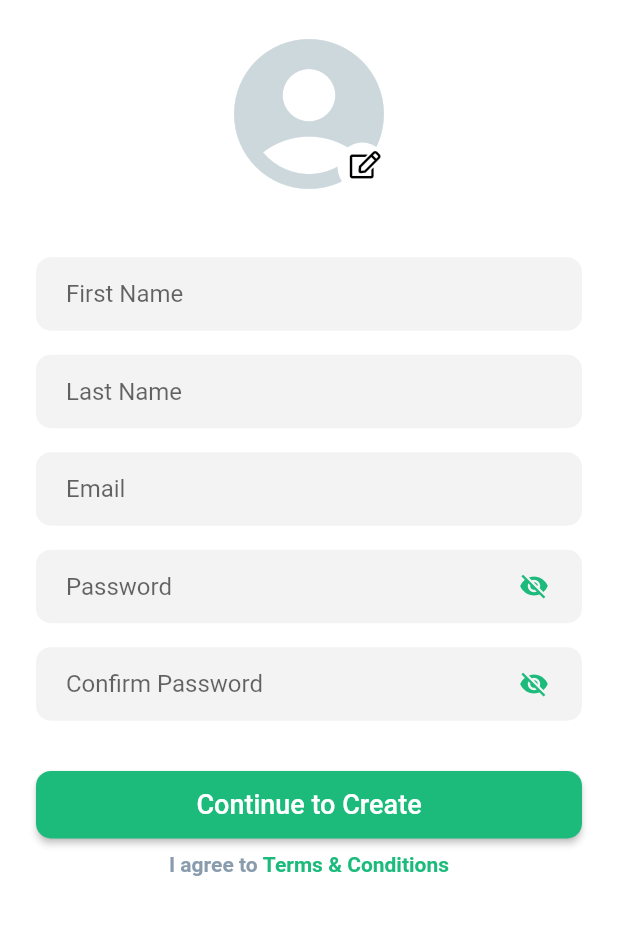
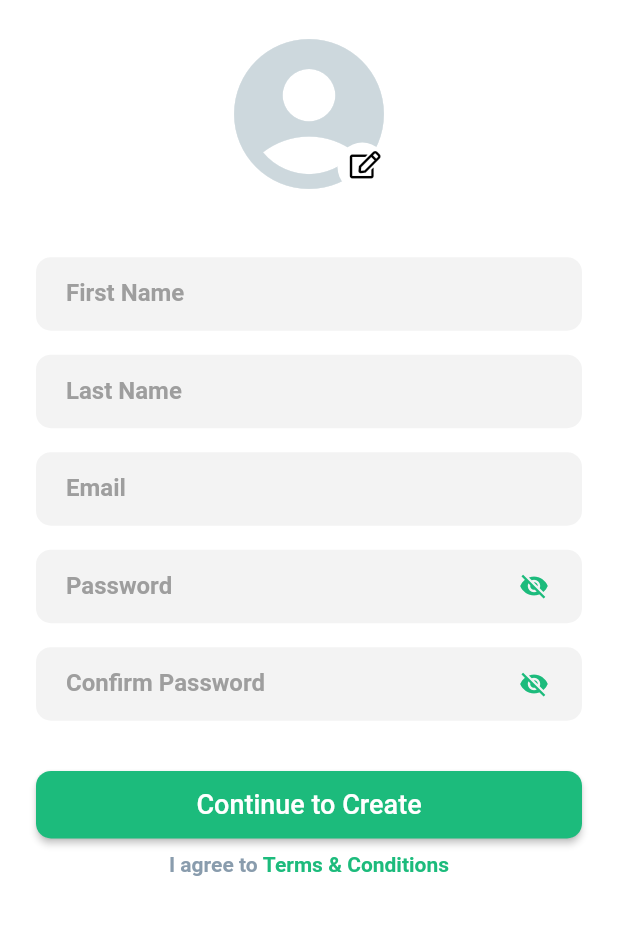
Before and after one commit to mdkamrulislam-web/spagreen_internship_tasks, a Flutter app: the screen it shows after launch, after a tap on "Sign In", after a tap on "Sign Up", on a phone screen of 412 x 824 dp, the part 120-1055 px from its top. Run offline on Flutter 3.47's test engine with Material 2 defaults, Android fonts, the phone set to English and light mode, and no system bars; our stand-ins replace firebase_auth, firebase_core, font_awesome_flutter, get, image_picker; missing offline and left inert: animator; accounts and stored records are empty.

Commit message:
29th Commit - 15th November 2021

```diff
--- a/lib/design_tasks/task_4_&_task_6/constants/firebase_constants.dart
+++ b/lib/design_tasks/task_4_&_task_6/constants/firebase_auth_constants.dart
@@ -1,6 +1,9 @@
 import 'package:firebase_auth/firebase_auth.dart';
 import 'package:firebase_core/firebase_core.dart';
+import 'package:login_signup_page_flutter/design_tasks/task_4_&_task_6/controllers/auth_controller.dart';
 
 final Future<FirebaseApp> firebaseInitilization = Firebase.initializeApp();
 
 FirebaseAuth auth = FirebaseAuth.instance;
+
+AuthController authController = AuthController.instance;
--- a/lib/design_tasks/task_4_&_task_6/controllers/auth_controller.dart
+++ b/lib/design_tasks/task_4_&_task_6/controllers/auth_controller.dart
@@ -1,17 +1,20 @@
 import 'package:firebase_auth/firebase_auth.dart';
-import 'package:flutter/material.dart';
 import 'package:get/get.dart';
-import 'package:login_signup_page_flutter/design_tasks/task_4_&_task_6/constants/firebase_constants.dart';
+import 'package:login_signup_page_flutter/design_tasks/task_4_&_task_6/constants/firebase_auth_constants.dart';
 import 'package:login_signup_page_flutter/design_tasks/task_4_&_task_6/screens/home_screen.dart';
 import 'package:login_signup_page_flutter/design_tasks/task_4_&_task_6/screens/login_page/login_screen.dart';
+// import 'package:login_signup_page_flutter/design_tasks/task_4_&_task_6/screens/signup_page/signup_screen.dart';
 
 class AuthController extends GetxController {
   late Rx<User?> firebaseUser;
+  static AuthController instance = Get.find<AuthController>();
 
   @override
   void onReady() {
     super.onReady();
     firebaseUser = Rx<User?>(auth.currentUser);
+
+    firebaseUser.bindStream(auth.userChanges());
 
     ever(firebaseUser, _setInitialScreen);
   }
@@ -19,8 +22,32 @@ class AuthController extends GetxController {
   _setInitialScreen(User? user) {
     if (user == null) {
       Get.offAll(() => const LoginScreen());
+      // SignupScreen());
     } else {
       Get.offAll(() => const HomeScreen());
     }
   }
+
+  Future<void> register(String email, String password) async {
+    try {
+      await auth.createUserWithEmailAndPassword(
+          email: email, password: password);
+    } catch (e) {
+      // ignore: avoid_print
+      print(e.toString());
+    }
+  }
+
+  Future<void> login(String email, String password) async {
+    try {
+      await auth.signInWithEmailAndPassword(email: email, password: password);
+    } catch (e) {
+      // ignore: avoid_print
+      print(e.toString());
+    }
+  }
+
+  Future<void> logout() async {
+    await auth.signOut();
+  }
 }
--- a/lib/design_tasks/task_4_&_task_6/screens/home_screen.dart
+++ b/lib/design_tasks/task_4_&_task_6/screens/home_screen.dart
@@ -1,4 +1,5 @@
 import 'package:flutter/material.dart';
+import 'package:login_signup_page_flutter/design_tasks/task_4_&_task_6/constants/firebase_auth_constants.dart';
 
 class HomeScreen extends StatefulWidget {
   const HomeScreen({Key? key}) : super(key: key);
@@ -16,6 +17,14 @@ class _HomeScreenState extends State<HomeScreen> {
       appBar: AppBar(
         title: const Text("Welcome"),
         centerTitle: true,
+        actions: [
+          IconButton(
+            onPressed: () {
+              authController.logout();
+            },
+            icon: const Icon(Icons.logout),
+          ),
+        ],
       ),
       body: Center(
         child: Padding(
@@ -54,7 +63,7 @@ class _HomeScreenState extends State<HomeScreen> {
               ActionChip(
                 label: const Text('Logout'),
                 onPressed: () {
-                  Navigator.pop(context);
+                  // Navigator.pop(context);
                   // ignore: avoid_print
                   print('Logging Out');
                 },
--- a/lib/design_tasks/task_4_&_task_6/screens/login_page/login_screen.dart
+++ b/lib/design_tasks/task_4_&_task_6/screens/login_page/login_screen.dart
@@ -1,6 +1,7 @@
 import 'package:flutter/material.dart';
+import 'package:login_signup_page_flutter/design_tasks/task_4_&_task_6/constants/firebase_auth_constants.dart';
+import 'package:login_signup_page_flutter/design_tasks/task_4_&_task_6/screens/home_screen.dart';
 import 'package:login_signup_page_flutter/design_tasks/task_4_&_task_6/screens/login_page/forgot_password_screen.dart';
-import 'package:login_signup_page_flutter/design_tasks/task_4_&_task_6/screens/phone_number_page/phone_number_screen.dart';
 import 'package:login_signup_page_flutter/design_tasks/task_4_&_task_6/screens/signup_page/signup_screen.dart';
 
 class LoginScreen extends StatefulWidget {
@@ -21,12 +22,14 @@ class _LoginScreenState extends State<LoginScreen> {
   // * Editing Controller
   final TextEditingController emailController = TextEditingController();
   final TextEditingController passwordController = TextEditingController();
+
   @override
   Widget build(BuildContext context) {
     Size size = MediaQuery.of(context).size;
     double textFormFieldPadding = 8;
     // ! Email Field
     final emailField = TextFormField(
+      cursorColor: const Color(0xFF1cbb7c),
       decoration: InputDecoration(
         labelText: "Email",
         floatingLabelStyle: const TextStyle(
@@ -44,13 +47,17 @@ class _LoginScreenState extends State<LoginScreen> {
             color: Color(0xFF1cbb7c),
           ),
         ),
-        enabledBorder: OutlineInputBorder(
-          borderRadius: BorderRadius.circular(10),
-          borderSide: BorderSide(
-            width: 1,
-            color: const Color(0xFF1cbb7c).withOpacity(0.4),
-          ),
-        ),
+        // enabledBorder: OutlineInputBorder(
+        //   borderRadius: BorderRadius.circular(10),
+        //   borderSide: BorderSide(
+        //     width: 1,
+        //     color: const Color(0xFF1cbb7c).withOpacity(0.4),
+        //   ),
+        // ),
+        // prefixIcon: const Icon(
+        //   Icons.email,
+        //   color: Color(0xFF1cbb7c),
+        // ),
 
         border: OutlineInputBorder(
           borderRadius: BorderRadius.circular(10),
@@ -59,15 +66,6 @@ class _LoginScreenState extends State<LoginScreen> {
         contentPadding: const EdgeInsets.fromLTRB(20, 15, 20, 15),
         fillColor: const Color(0xFFf3f3f3),
         filled: true,
-        prefixIcon: const Icon(
-          Icons.email,
-          color: Color(0xFF1cbb7c),
-        ),
-        // hintText: 'Email',
-        // hintStyle: TextStyle(
-        //   color: Colors.grey.shade500,
-        //   fontWeight: FontWeight.w600,
-        // ),
       ),
       autofocus: false,
       controller: emailController,
@@ -89,6 +87,7 @@ class _LoginScreenState extends State<LoginScreen> {
     );
     // ! Password Field
     final passwordField = TextFormField(
+      cursorColor: const Color(0xFF1cbb7c),
       obscureText: _isHidden,
       decoration: InputDecoration(
         labelText: "Password",
@@ -107,13 +106,17 @@ class _LoginScreenState extends State<LoginScreen> {
             color: Color(0xFF1cbb7c),
           ),
         ),
-        enabledBorder: OutlineInputBorder(
-          borderRadius: BorderRadius.circular(10),
-          borderSide: BorderSide(
-            width: 1,
-            color: const Color(0xFF1cbb7c).withOpacity(0.4),
-          ),
-        ),
+        // enabledBorder: OutlineInputBorder(
+        //   borderRadius: BorderRadius.circular(10),
+        //   borderSide: BorderSide(
+        //     width: 1,
+        //     color: const Color(0xFF1cbb7c).withOpacity(0.4),
+        //   ),
+        // ),
+        // prefixIcon: const Icon(
+        //   Icons.password_sharp,
+        //   color: Color(0xFF1cbb7c),
+        // ),
         border: OutlineInputBorder(
           borderRadius: BorderRadius.circular(10),
           borderSide: BorderSide.none,
@@ -121,10 +124,7 @@ class _LoginScreenState extends State<LoginScreen> {
         contentPadding: const EdgeInsets.fromLTRB(20, 15, 20, 15),
         fillColor: const Color(0xFFf3f3f3),
         filled: true,
-        prefixIcon: const Icon(
-          Icons.password_sharp,
-          color: Color(0xFF1cbb7c),
-        ),
+
         suffixIcon: Padding(
           padding: const EdgeInsets.only(right: 16.0),
           child: InkWell(
@@ -160,11 +160,12 @@ class _LoginScreenState extends State<LoginScreen> {
     // ! Login Button
     final loginButton = ElevatedButton(
       onPressed: () {
-        // ignore: avoid_print
-        print("Loging In!");
-
         if (_formKey.currentState!.validate()) {
-          logIn(emailController.text, passwordController.text);
+          // logIn(emailController.text, passwordController.text);
+          authController.login(
+            emailController.text.trim(),
+            passwordController.text.trim(),
+          );
           ScaffoldMessenger.of(context).showSnackBar(
             const SnackBar(
               duration: Duration(seconds: 2),
@@ -330,11 +331,11 @@ class _LoginScreenState extends State<LoginScreen> {
     );
   }
 
-  void logIn(String email, String password) {
-    if (_formKey.currentState!.validate()) {
-      Navigator.pushNamed(context, PhoneNumberScreen.id);
-    }
-  }
+  // void logIn(String email, String password) {
+  //   if (_formKey.currentState!.validate()) {
+  //     Navigator.pushNamed(context, HomeScreen.id);
+  //   }
+  // }
 
   void _togglePasswordVisibility() {
     setState(() {
--- a/lib/design_tasks/task_4_&_task_6/screens/passcode_page/passcode_screen.dart
+++ b/lib/design_tasks/task_4_&_task_6/screens/passcode_page/passcode_screen.dart
@@ -1,6 +1,6 @@
 import 'package:flutter/material.dart';
 import 'package:animator/animator.dart';
-import 'package:login_signup_page_flutter/design_tasks/task_4_&_task_6/const.dart'
+import 'package:login_signup_page_flutter/design_tasks/task_4_&_task_6/constants/const.dart'
     as cons;
 import 'package:login_signup_page_flutter/design_tasks/task_4_&_task_6/models/display_data.dart';
 import 'package:login_signup_page_flutter/design_tasks/task_4_&_task_6/screens/home_screen.dart';
--- a/lib/design_tasks/task_4_&_task_6/screens/signup_page/signup_screen.dart
+++ b/lib/design_tasks/task_4_&_task_6/screens/signup_page/signup_screen.dart
@@ -4,7 +4,8 @@ import 'package:flutter/cupertino.dart';
 import 'package:flutter/material.dart';
 import 'package:font_awesome_flutter/font_awesome_flutter.dart';
 import 'package:image_picker/image_picker.dart';
-import 'package:login_signup_page_flutter/design_tasks/task_4_&_task_6/screens/phone_number_page/phone_number_screen.dart';
+import 'package:login_signup_page_flutter/design_tasks/task_4_&_task_6/constants/firebase_auth_constants.dart';
+import 'package:login_signup_page_flutter/design_tasks/task_4_&_task_6/screens/home_screen.dart';
 import 'package:login_signup_page_flutter/design_tasks/task_4_&_task_6/screens/signup_page/terms_conditions_screen.dart';
 import 'info_screen.dart';
 
@@ -40,7 +41,24 @@ class _SignupScreenState extends State<SignupScreen> {
     double textFormFieldPadding = 8;
     // ! First Name Field
     final firstNameField = TextFormField(
+      cursorColor: const Color(0xFF1cbb7c),
       decoration: InputDecoration(
+        labelText: "First Name",
+        floatingLabelStyle: const TextStyle(
+          color: Color(0xFF1cbb7c),
+          fontWeight: FontWeight.w600,
+        ),
+        labelStyle: TextStyle(
+          color: Colors.grey.shade500,
+          fontWeight: FontWeight.w600,
+        ),
+        focusedBorder: OutlineInputBorder(
+          borderRadius: BorderRadius.circular(10),
+          borderSide: const BorderSide(
+            width: 2,
+            color: Color(0xFF1cbb7c),
+          ),
+        ),
         border: OutlineInputBorder(
           borderRadius: BorderRadius.circular(10),
           borderSide: BorderSide.none,
@@ -48,7 +66,6 @@ class _SignupScreenState extends State<SignupScreen> {
         contentPadding: const EdgeInsets.fromLTRB(20, 15, 20, 15),
         fillColor: const Color(0xFFf3f3f3),
         filled: true,
-        hintText: "First Name",
       ),
       autofocus: false,
       controller: firstNameController,
@@ -70,7 +87,24 @@ class _SignupScreenState extends State<SignupScreen> {
     );
     // ! Last Name Field
     final lastNameField = TextFormField(
+      cursorColor: const Color(0xFF1cbb7c),
       decoration: InputDecoration(
+        labelText: "Last Name",
+        floatingLabelStyle: const TextStyle(
+          color: Color(0xFF1cbb7c),
+          fontWeight: FontWeight.w600,
+        ),
+        labelStyle: TextStyle(
+          color: Colors.grey.shade500,
+          fontWeight: FontWeight.w600,
+        ),
+        focusedBorder: OutlineInputBorder(
+          borderRadius: BorderRadius.circular(10),
+          borderSide: const BorderSide(
+            width: 2,
+            color: Color(0xFF1cbb7c),
+          ),
+        ),
         border: OutlineInputBorder(
           borderRadius: BorderRadius.circular(10),
           borderSide: BorderSide.none,
@@ -78,7 +112,6 @@ class _SignupScreenState extends State<SignupScreen> {
         contentPadding: const EdgeInsets.fromLTRB(20, 15, 20, 15),
         fillColor: const Color(0xFFf3f3f3),
         filled: true,
-        hintText: 'Last Name',
       ),
       autofocus: false,
       controller: lastNameController,
@@ -100,7 +133,24 @@ class _SignupScreenState extends State<SignupScreen> {
     );
     // ! Email Field
     final emailField = TextFormField(
+      cursorColor: const Color(0xFF1cbb7c),
       decoration: InputDecoration(
+        labelText: "Email",
+        floatingLabelStyle: const TextStyle(
+          color: Color(0xFF1cbb7c),
+          fontWeight: FontWeight.w600,
+        ),
+        labelStyle: TextStyle(
+          color: Colors.grey.shade500,
+          fontWeight: FontWeight.w600,
+        ),
+        focusedBorder: OutlineInputBorder(
+          borderRadius: BorderRadius.circular(10),
+          borderSide: const BorderSide(
+            width: 2,
+            color: Color(0xFF1cbb7c),
+          ),
+        ),
         border: OutlineInputBorder(
           borderRadius: BorderRadius.circular(10),
           borderSide: BorderSide.none,
@@ -108,7 +158,6 @@ class _SignupScreenState extends State<SignupScreen> {
         contentPadding: const EdgeInsets.fromLTRB(20, 15, 20, 15),
         fillColor: const Color(0xFFf3f3f3),
         filled: true,
-        hintText: 'Email',
       ),
       autofocus: false,
       controller: emailController,
@@ -130,8 +179,25 @@ class _SignupScreenState extends State<SignupScreen> {
     );
     // ! Password Field
     final passwordField = TextFormField(
+      cursorColor: const Color(0xFF1cbb7c),
       obscureText: _isHidden,
       decoration: InputDecoration(
+        labelText: "Password",
+        floatingLabelStyle: const TextStyle(
+          color: Color(0xFF1cbb7c),
+          fontWeight: FontWeight.w600,
+        ),
+        labelStyle: TextStyle(
+          color: Colors.grey.shade500,
+          fontWeight: FontWeight.w600,
+        ),
+        focusedBorder: OutlineInputBorder(
+          borderRadius: BorderRadius.circular(10),
+          borderSide: const BorderSide(
+            width: 2,
+            color: Color(0xFF1cbb7c),
+          ),
+        ),
         border: OutlineInputBorder(
           borderRadius: BorderRadius.circular(10),
           borderSide: BorderSide.none,
@@ -139,7 +205,6 @@ class _SignupScreenState extends State<SignupScreen> {
         contentPadding: const EdgeInsets.fromLTRB(20, 15, 20, 15),
         fillColor: const Color(0xFFf3f3f3),
         filled: true,
-        hintText: 'Password',
         suffixIcon: Padding(
           padding: const EdgeInsets.only(right: 16.0),
           child: InkWell(
@@ -175,8 +240,25 @@ class _SignupScreenState extends State<SignupScreen> {
     );
     // ! Confrim Password Field
     final confirmPassField = TextFormField(
+      cursorColor: const Color(0xFF1cbb7c),
       obscureText: _isConPassHidden,
       decoration: InputDecoration(
+        labelText: "Confirm Password",
+        floatingLabelStyle: const TextStyle(
+          color: Color(0xFF1cbb7c),
+          fontWeight: FontWeight.w600,
+        ),
+        labelStyle: TextStyle(
+          color: Colors.grey.shade500,
+          fontWeight: FontWeight.w600,
+        ),
+        focusedBorder: OutlineInputBorder(
+          borderRadius: BorderRadius.circular(10),
+          borderSide: const BorderSide(
+            width: 2,
+            color: Color(0xFF1cbb7c),
+          ),
+        ),
         border: OutlineInputBorder(
           borderRadius: BorderRadius.circular(10),
           borderSide: BorderSide.none,
@@ -184,7 +266,6 @@ class _SignupScreenState extends State<SignupScreen> {
         contentPadding: const EdgeInsets.fromLTRB(20, 15, 20, 15),
         fillColor: const Color(0xFFf3f3f3),
         filled: true,
-        hintText: 'Confirm Password',
         suffixIcon: Padding(
           padding: const EdgeInsets.only(right: 16.0),
           child: InkWell(
@@ -217,11 +298,12 @@ class _SignupScreenState extends State<SignupScreen> {
     // ! Sign Up Button
     final signUpButton = ElevatedButton(
       onPressed: () {
-        // ignore: avoid_print
-        print("Signing Up!");
-
         if (_formKey.currentState!.validate()) {
-          signUp(emailController.text, passwordController.text);
+          // signUp(emailController.text, passwordController.text);
+          authController.register(
+            emailController.text.trim(),
+            passwordController.text.trim(),
+          );
           ScaffoldMessenger.of(context).showSnackBar(
             const SnackBar(
               duration: Duration(seconds: 2),
@@ -560,9 +642,9 @@ class _SignupScreenState extends State<SignupScreen> {
     }
   }
 
-  void signUp(String email, String password) {
-    if (_formKey.currentState!.validate()) {
-      Navigator.pushNamed(context, PhoneNumberScreen.id);
-    }
-  }
+  // void signUp(String email, String password) {
+  //   if (_formKey.currentState!.validate()) {
+  //     Navigator.pushNamed(context, HomeScreen.id);
+  //   }
+  // }
 }
--- a/lib/design_tasks/task_4_&_task_6/widgets/background_widget.dart
+++ b/lib/design_tasks/task_4_&_task_6/widgets/background_widget.dart
@@ -1,6 +1,6 @@
 import 'package:flutter/material.dart';
 import 'dart:ui';
-import 'package:login_signup_page_flutter/design_tasks/task_4_&_task_6/const.dart'
+import 'package:login_signup_page_flutter/design_tasks/task_4_&_task_6/constants/const.dart'
     as cons;
 
 class BackgroundWidget extends StatelessWidget {
--- a/lib/main.dart
+++ b/lib/main.dart
@@ -1,10 +1,12 @@
 import 'package:flutter/material.dart';
 import 'package:flutter/services.dart';
+import 'package:get/get.dart';
 import 'package:login_signup_page_flutter/back_end_tasks/back_end_tasks_contents.dart';
 import 'package:login_signup_page_flutter/back_end_tasks/simple_list_data_call_task1/simple_list_data_call.dart';
 import 'package:login_signup_page_flutter/chapters.dart';
 import 'package:login_signup_page_flutter/design_tasks/design_tasks.dart';
 import 'package:login_signup_page_flutter/design_tasks/task_1_card_design/cards_list.dart';
+import 'package:login_signup_page_flutter/design_tasks/task_4_&_task_6/controllers/auth_controller.dart';
 import 'package:login_signup_page_flutter/design_tasks/task_4_&_task_6/screens/home_screen.dart';
 import 'package:login_signup_page_flutter/design_tasks/task_1_card_design/restaurant_card_design.dart';
 import 'package:login_signup_page_flutter/design_tasks/task_1_card_design/datamodels/restarunt_model.dart';
@@ -17,7 +19,15 @@ import 'package:login_signup_page_flutter/design_tasks/task_4_&_task_6/screens/s
 import 'package:login_signup_page_flutter/design_tasks/task_4_&_task_6/screens/secure_code_page/secure_code_screen.dart';
 import 'package:login_signup_page_flutter/design_tasks/task_4_&_task_6/screens/phone_number_page/phone_number_screen.dart';
 
-void main() {
+import 'design_tasks/task_4_&_task_6/constants/firebase_auth_constants.dart';
+
+Future<void> main() async {
+  WidgetsFlutterBinding.ensureInitialized();
+
+  await firebaseInitilization.then((value) {
+    Get.put(AuthController());
+  });
+
   runApp(const MyApp());
   SystemChrome.setSystemUIOverlayStyle(
     const SystemUiOverlayStyle(
@@ -32,7 +42,7 @@ class MyApp extends StatelessWidget {
   // This widget is the root of your application.
   @override
   Widget build(BuildContext context) {
-    return MaterialApp(
+    return GetMaterialApp(
       debugShowCheckedModeBanner: false,
       initialRoute: LoginScreen.id,
       // ChapterList.id,
```
Also changed, not shown: 3 other files.
